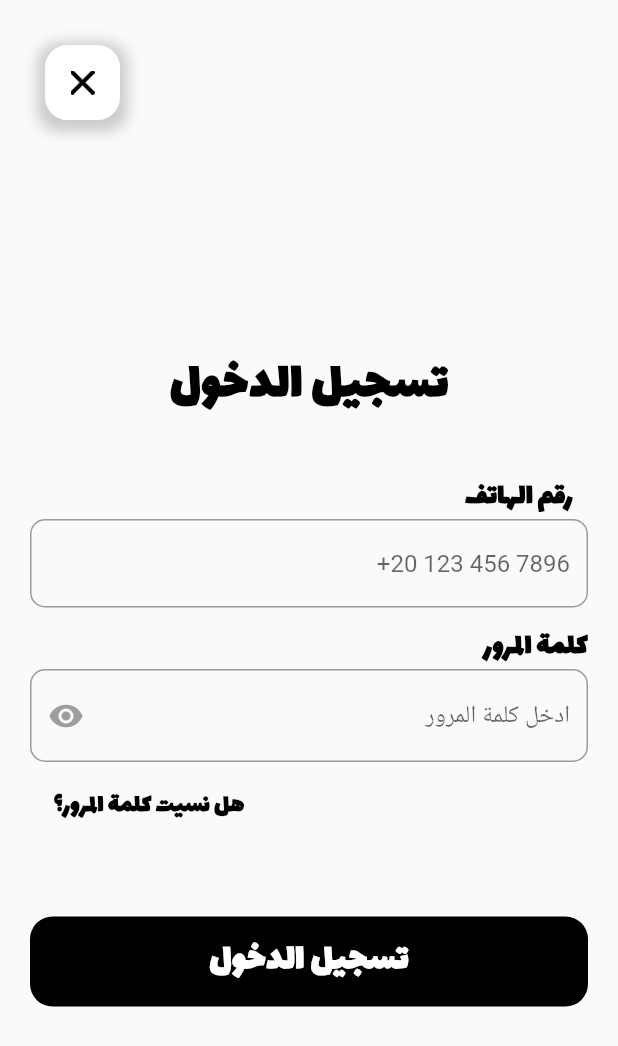
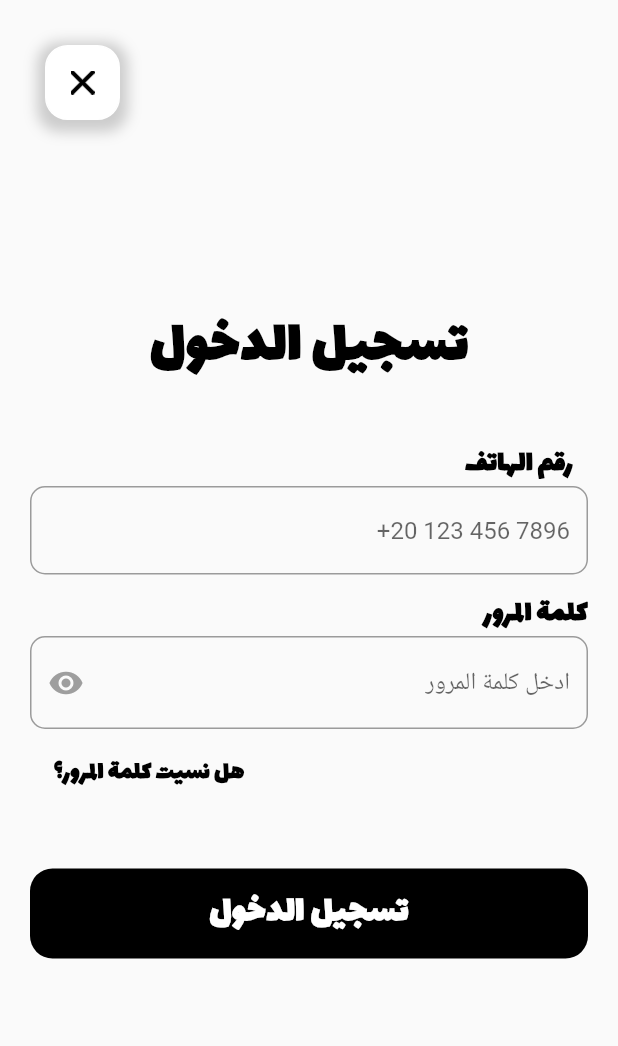
Before and after one commit to Asmaa933/Hodom-Task, a Flutter app: the screen it shows after launch, after a tap on "تسجيل الدخول كمتسوق", on a phone screen of 412 x 824 dp. Shown: the top 1046 px of the screen. Run offline on Flutter 3.47's test engine with Material 2 defaults, Android fonts, the phone set to English and light mode, and no system bars; our stand-ins replace cached_network_image; missing offline and left inert: ff_navigation_bar; network calls fail.

Commit message:
refactoring code in views
refactoring code in views

```diff
--- a/lib/Views/LoginView.dart
+++ b/lib/Views/LoginView.dart
@@ -9,15 +9,16 @@ class LoginView extends StatelessWidget {
   @override
   Widget build(BuildContext context) {
     return Scaffold(
+      resizeToAvoidBottomPadding: false,
       backgroundColor: Color.fromRGBO(250, 250, 250, 1),
       body: SafeArea(
         child: Column(
           crossAxisAlignment: CrossAxisAlignment.start,
           children: [
-            CloseButtonBuilder(),
-            addHeightSizedBox(150),
+            closeButtonBuilder(context),
+            addHeightSizedBox(120),
             Center(
-              child: buildText(35, 'تسجيل الدخول', Colors.black),
+              child: buildText(40, 'تسجيل الدخول', Colors.black),
             ),
             addHeightSizedBox(30),
             CheckAuth(),
@@ -26,16 +27,8 @@ class LoginView extends StatelessWidget {
       ),
     );
   }
-}
 
-class CloseButtonBuilder extends StatelessWidget {
-  @override
-  Widget build(BuildContext context) {
-    return createCloseButton(context);
-  }
-}
-
-Widget createCloseButton(BuildContext context) {
+  Widget closeButtonBuilder(BuildContext context) {
     return Container(
       width: 50,
       height: 50,
@@ -63,6 +56,7 @@ Widget createCloseButton(BuildContext context) {
       ),
     );
   }
+}
 
 class CheckAuth extends StatefulWidget {
   @override
@@ -87,7 +81,7 @@ class _CheckAuthState extends State<CheckAuth> {
           ),
           TextField(
             textAlign: TextAlign.end,
-            keyboardType: TextInputType.number,
+            keyboardType: TextInputType.numberWithOptions(),
             onChanged: (value) {
               phone = value;
             },
@@ -132,7 +126,7 @@ class _CheckAuthState extends State<CheckAuth> {
               child: buildText(17, 'هل نسيت كلمة المرور؟', Colors.black),
             ),
           ),
-          addHeightSizedBox(50),
+          addHeightSizedBox(40),
           Container(
             width: double.infinity,
             height: 60,
--- a/lib/Views/WelcomeView.dart
+++ b/lib/Views/WelcomeView.dart
@@ -7,7 +7,9 @@ class WelcomeView extends StatelessWidget {
   Widget build(BuildContext context) {
     return Scaffold(
       body: Container(
-        decoration: BoxDecoration(image: backgroundImage()),
+        decoration: BoxDecoration(
+          image: backgroundImage(),
+        ),
         child: Scaffold(
           backgroundColor: Color.fromRGBO(0, 0, 0, 0.4),
           body: Center(
@@ -66,9 +68,9 @@ class FaceBookButtonBuilder extends StatelessWidget {
         child: Row(
           mainAxisAlignment: MainAxisAlignment.center,
           children: [
-            buildText(25, 'تسجيل دخول كعميل عبر الفيسبوك', Colors.white),
+            buildText(20, 'تسجيل دخول كعميل عبر الفيسبوك', Colors.white),
             SizedBox(
-              width: 30,
+              width: 25,
             ),
             Image.asset('images/facebook.png'),
           ],
--- a/lib/api/HttpClient.dart
+++ b/lib/api/HttpClient.dart
@@ -12,6 +12,7 @@ class HttpClient {
         'password': password,
       }),
     );
+    // 2 different response
     if (response.statusCode == 200) {
       var jsonResponse = jsonDecode(response.body);
       if (jsonResponse[0]['status'] == 200) {
--- a/lib/main.dart
+++ b/lib/main.dart
@@ -5,11 +5,10 @@ import 'Views/HomeView.dart';
 import 'Views/LoginView.dart';
 
 void main() {
-  runApp(MyApp());
+  runApp(HodomApp());
 }
 
-class MyApp extends StatelessWidget {
-  // This widget is the root of your application.
+class HodomApp extends StatelessWidget {
   @override
   Widget build(BuildContext context) {
     return MaterialApp(
```
Also changed, not shown: lib/Views/HomeView.dart (+50 -47 lines), images/basket.png (deleted), images/home.png (deleted), images/more.png (deleted), images/orders.png (deleted), 1 other file. Lines whose indentation alone changed are shown as unchanged.
